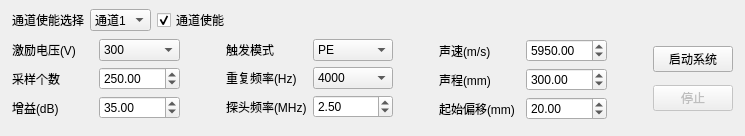
The window that Ui/ParaSetWidget.ui (lishuaiyuan1990/Zynq) describes before a commit, drawn with Qt 5.
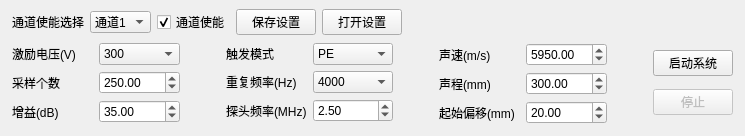
The same window after the commit.

Commit message: 打开保存设置

Diff of the .ui file:
```diff
--- a/Ui/ParaSetWidget.ui
+++ b/Ui/ParaSetWidget.ui
@@ -19,7 +19,7 @@
      <x>12</x>
      <y>7</y>
      <width>721</width>
-     <height>116</height>
+     <height>119</height>
     </rect>
    </property>
    <layout class="QGridLayout" name="gridLayout_5">
@@ -94,6 +94,20 @@
         </item>
        </layout>
       </item>
+      <item>
+       <widget class="QPushButton" name="m_saveSettingBtn">
+        <property name="text">
+         <string>保存设置</string>
+        </property>
+       </widget>
+      </item>
+      <item>
+       <widget class="QPushButton" name="m_openSettingBtn">
+        <property name="text">
+         <string>打开设置</string>
+        </property>
+       </widget>
+      </item>
       <item>
        <spacer name="horizontalSpacer">
         <property name="orientation">
```
Left out of the diff: 16 changed lines with no effect on the pictures. The commit also changes 6 other files.
